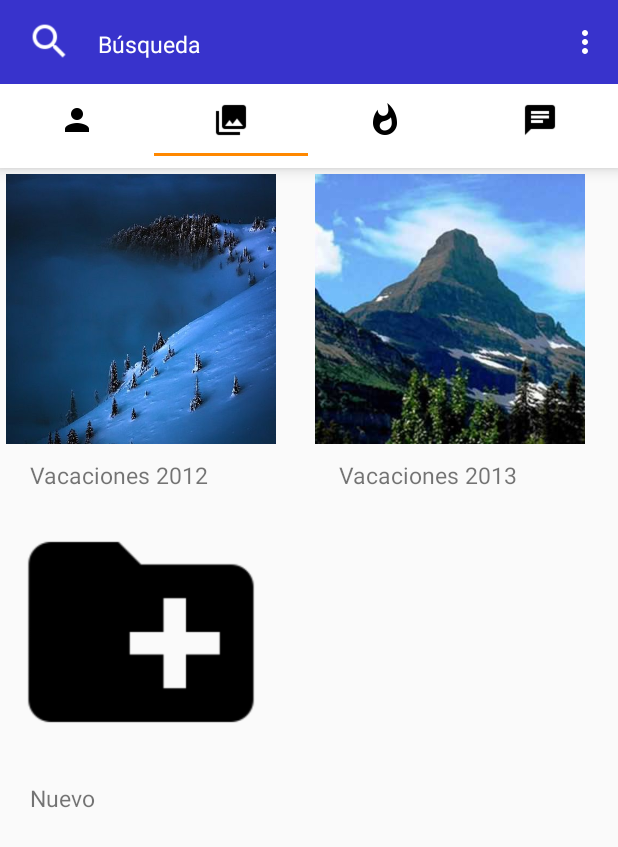
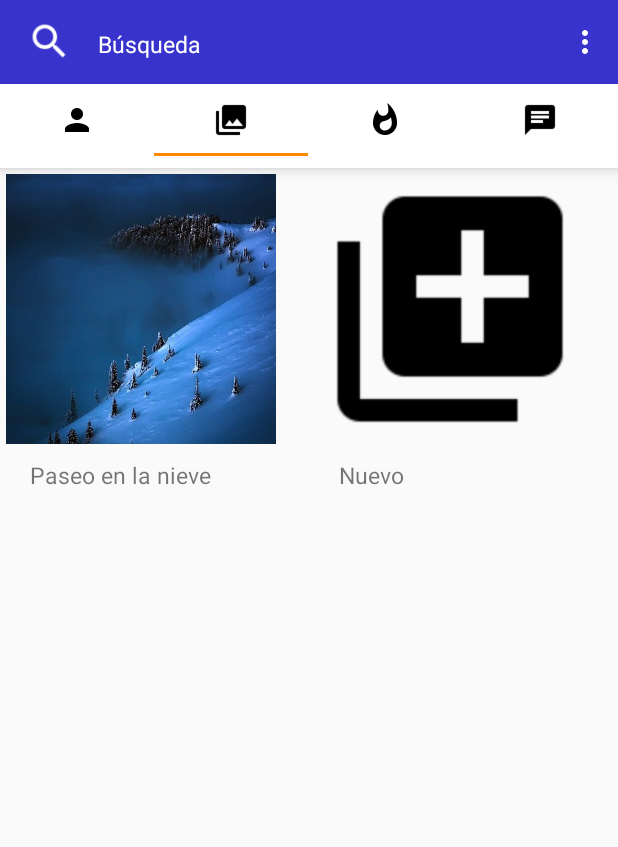
Before and after one commit to iorellana18/cicerOTApp, an Android app: the Adapter screen opened directly, with no data from a screen before it, tab 2 chosen, on a phone screen of 412 x 824 dp. Shown: the top 847 px of the screen. Run offline under Robolectric (Android 15) with nearby library versions, the light colour scheme and no system bars.

Commit message:
visita a tours navegable

```diff
--- a/app/src/main/AndroidManifest.xml
+++ b/app/src/main/AndroidManifest.xml
@@ -38,6 +38,10 @@
             android:label="@string/app_name"
             android:theme="@style/AppTheme.NoActionBar">
         </activity>
+        <activity android:name=".OfertasActivity"
+            android:label="@string/app_name"
+            android:theme="@style/AppTheme.NoActionBar">
+        </activity>
     </application>
 
 </manifest>
--- a/app/src/main/java/cl/usach/CICEROT/GalleryActivity.java
+++ b/app/src/main/java/cl/usach/CICEROT/GalleryActivity.java
@@ -14,14 +14,12 @@ public class GalleryActivity extends Fragment {
     GalleryGridAdapter adapter;
     int[] imagenes = {
             R.drawable.paisaje2,
-            R.drawable.montana,
-            R.drawable.ic_create_new_folder_black_48dp
+            R.drawable.ic_library_add_black_48dp
     };
 
 
     String[] nombres = new String[]{
-            "Vacaciones 2012",
-            "Vacaciones 2013",
+            "Paseo en la nieve",
             "Nuevo"
     };
 
--- a/app/src/main/java/cl/usach/CICEROT/HotsActivity.java
+++ b/app/src/main/java/cl/usach/CICEROT/HotsActivity.java
@@ -1,11 +1,14 @@
 package cl.usach.CICEROT;
 
 
+import android.app.Activity;
+import android.content.Intent;
 import android.os.Bundle;
 import android.support.v4.app.Fragment;
 import android.view.LayoutInflater;
 import android.view.View;
 import android.view.ViewGroup;
+import android.widget.AdapterView;
 import android.widget.ListView;
 
 public class HotsActivity extends Fragment {
@@ -55,6 +58,23 @@ public class HotsActivity extends Fragment {
 
         adapter = new HotsListAdapter(getContext(), titulo, imagenes,likes,guias,descripcion,precios);
         list.setAdapter(adapter);
+
+        list.setOnItemClickListener(new AdapterView.OnItemClickListener() {
+            @Override
+            public void onItemClick(AdapterView<?> parent, View view,
+                                    int position, long id) {
+                switch (position) {
+                    case 0:
+                        Intent newActivity = new Intent(getActivity(), OfertasActivity.class);
+                        startActivity(newActivity);
+                        break;
+
+
+                }
+
+
+            }
+        });
         return view;
-    }
 }
+}
--- a/app/src/main/res/layout/fragment_oferta.xml
+++ b/app/src/main/res/layout/fragment_oferta.xml
@@ -37,6 +37,7 @@
         android:layout_height="wrap_content"
         android:text="$19.750"
         android:textSize="35dp"
+        android:layout_marginLeft="20dp"
         android:layout_marginTop="10dp"
         />
 
@@ -47,6 +48,7 @@
         android:layout_height="wrap_content"
         android:text="Tomado 25 veces"
         android:textSize="25dp"
+        android:layout_marginLeft="20dp"
         android:layout_marginTop="10dp"
         />
     <TextView
@@ -56,6 +58,7 @@
         android:layout_height="wrap_content"
         android:text="15 Likes"
         android:textSize="25dp"
+        android:layout_marginLeft="20dp"
         android:layout_marginTop="10dp"
         />
 
@@ -75,7 +78,7 @@
         android:layout_height="wrap_content"
         android:text="Este lugar es muy bonito y yo soy el mejor guía"
         android:textSize="20dp"
-        android:layout_marginTop="20dp"
+        android:layout_margin="20dp"
         />
 
 </RelativeLayout>
--- a/app/src/main/res/menu/menu_main.xml
+++ b/app/src/main/res/menu/menu_main.xml
@@ -1,7 +1,6 @@
 <menu xmlns:android="http://schemas.android.com/apk/res/android" >
     <!-- Search, should appear as action button -->
     <item android:id="@+id/share"
-        android:icon="@drawable/fire"
         android:title="Editar Perfil"
         />
 
```
Also changed, not shown: app/src/main/java/cl/usach/CICEROT/OfertasActivity.java (added, +16 -0 lines), app/src/main/java/cl/usach/CICEROT/OfertasFragment.java (added, +27 -0 lines), app/src/main/res/layout/activity_main_ofertas.xml (+4 -4 lines), app/src/main/res/drawable/ic_create_new_folder_black_48dp.png, app/src/main/res/drawable/ic_filter_hdr_black_48dp.png (added), app/src/main/res/drawable/ic_library_add_black_48dp.png (added).
